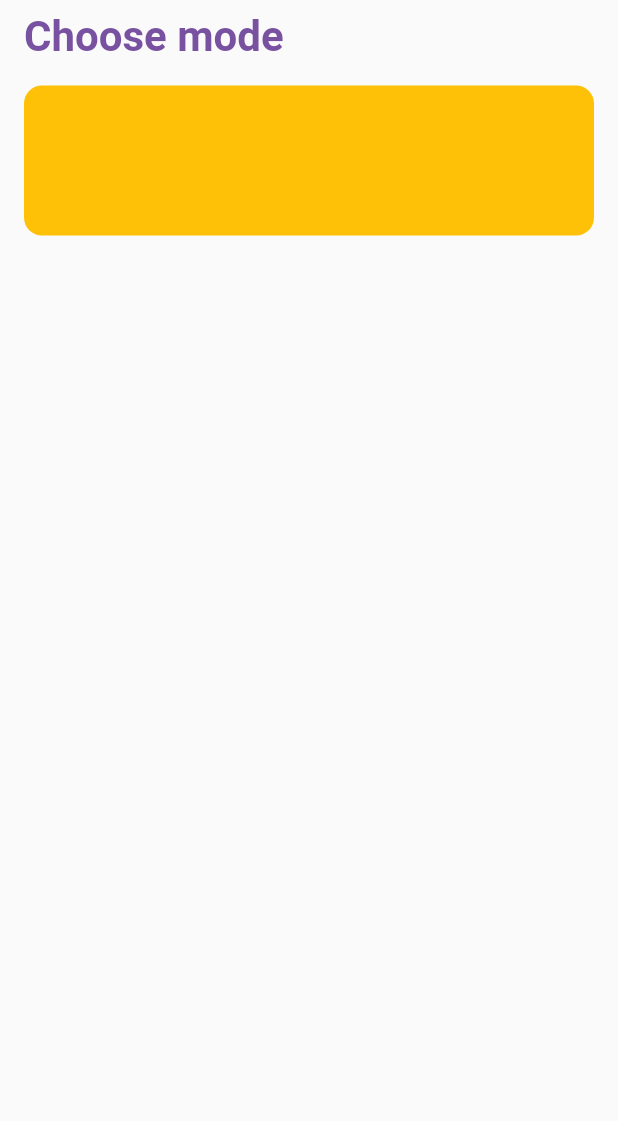
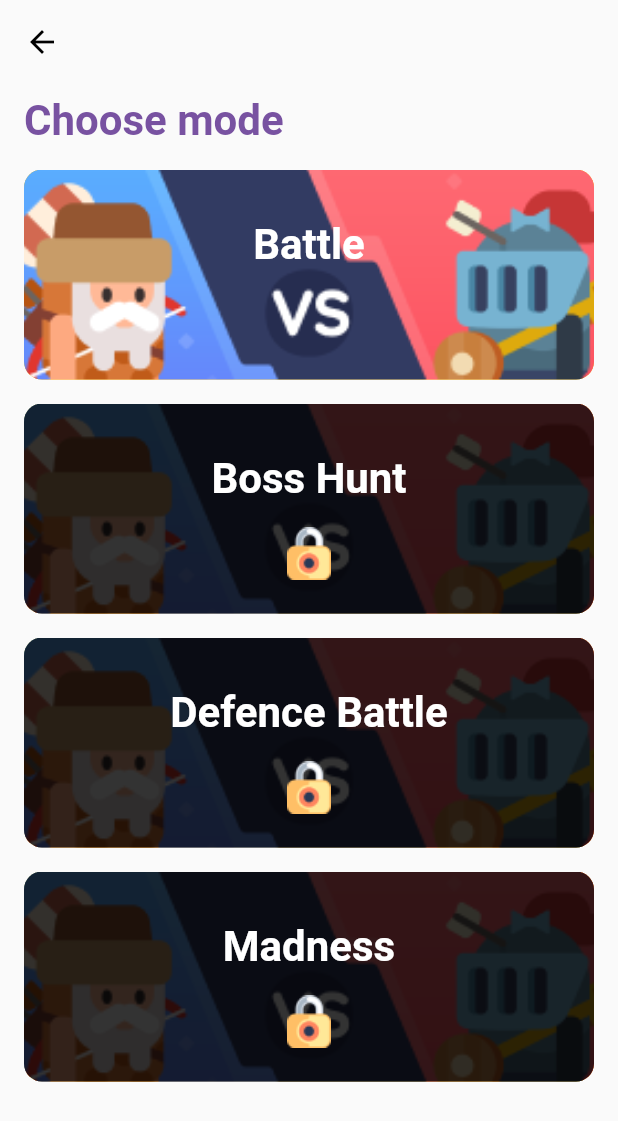
Before and after one commit to Tomujin-Digital/tiny-flutter, a Flutter app: the TinyView screen opened by its route, after a tap on "Battle", on a phone screen of 412 x 824 dp. Shown: the top 1121 px of the screen. Run offline on Flutter 3.47's test engine with Material 2 defaults, Android fonts, the phone set to English and light mode, and no system bars; our stand-ins replace cached_network_image, carousel_slider, dio, figma_squircle, flutter_secure_storage, flutter_svg and 3 more; accounts and stored records are empty; project files that could hold a hidden picture were left out.

Commit message:
battle detail added

```diff
--- a/lib/app/modules/0_initial/controllers/auth_controller.dart
+++ b/lib/app/modules/0_initial/controllers/auth_controller.dart
@@ -59,7 +59,10 @@ class AuthController extends GetxController {
           LocalStorageKey.refrshToken, response.data['refreshToken']);
       checkToken();
     } on DioError catch (e) {
-      print(e);
+      final message = e.response?.data['message'];
+
+      Get.snackbar('Error', message ?? 'Something went wrong',
+          backgroundColor: Colors.red, colorText: Colors.white);
     }
 
     checkToken();
--- a/lib/app/modules/tiny/views/battle_view.dart
+++ b/lib/app/modules/tiny/views/battle_view.dart
@@ -4,30 +4,55 @@ import 'package:flutter/material.dart';
 import 'package:get/get.dart';
 import 'package:pocket_tomyo/app/config/app_constants.dart';
 import 'package:pocket_tomyo/app/config/custom_colors.dart';
+import 'package:pocket_tomyo/app/modules/tiny/views/battle_detail_view.dart';
+import 'package:pocket_tomyo/widgets/battle_card_widget.dart';
 
 class BattleView extends GetView {
   const BattleView({Key? key}) : super(key: key);
   @override
   Widget build(BuildContext context) {
     return Scaffold(
+      extendBodyBehindAppBar: true,
+      appBar: AppBar(
+        elevation: 0,
+        iconTheme: const IconThemeData(color: Colors.black),
+        backgroundColor: Colors.transparent,
+        foregroundColor: Colors.transparent,
+      ),
       body: SafeArea(
           child: Padding(
         padding: AppConstants.padding168,
         child: ListView(
           children: [
-            Text(
+            const Text(
               'Choose mode',
               style: TextStyle(
                   color: secondary, fontWeight: FontWeight.bold, fontSize: 28),
             ),
             AppConstants.vTitleSpacing,
-            Container(
-              height: 100,
-              decoration: BoxDecoration(
-                color: Colors.amber,
-                borderRadius: AppConstants.borderRadius,
-              ),
+            BattleCardWidget(
+              isLocked: false,
+              imagePath: 'assets/images/tiny/battle_back.png',
+              title: 'Battle',
+              onPressed: () {
+                Get.to(() => BattleDetailView());
+              },
             ),
+            AppConstants.vTitleSpacing,
+            BattleCardWidget(
+                isLocked: true,
+                imagePath: 'assets/images/tiny/battle_back.png',
+                title: 'Boss Hunt'),
+            AppConstants.vTitleSpacing,
+            BattleCardWidget(
+                isLocked: true,
+                imagePath: 'assets/images/tiny/battle_back.png',
+                title: 'Defence Battle'),
+            AppConstants.vTitleSpacing,
+            BattleCardWidget(
+                isLocked: true,
+                imagePath: 'assets/images/tiny/battle_back.png',
+                title: 'Madness'),
           ],
         ),
       )),
--- a/lib/app/modules/tiny/views/tiny_view.dart
+++ b/lib/app/modules/tiny/views/tiny_view.dart
@@ -131,7 +131,7 @@ class TinyView extends GetView<TinyController> {
                           ),
                         ),
                         onPressed: () {
-                          Get.to(BattleView());
+                          Get.to(() => BattleView());
                         }),
                   ],
                 ),
@@ -203,7 +203,9 @@ class _WalletButton extends StatelessWidget {
         ),
         child: Row(
           children: [
-            SvgPicture.asset('assets/svgs/tiny/wallet.svg'),
+            SvgPicture.asset(
+              'assets/svgs/tiny/wallet.svg',
+            ),
             AppConstants.hElementSpacing,
             const Text(
               'Wallet',
--- /dev/null
+++ b/lib/widgets/battle_card_widget.dart
@@ -0,0 +1,70 @@
+import 'package:flutter/material.dart';
+import 'package:pocket_tomyo/widgets/buttons/touchable_scale.dart';
+
+import '../app/config/app_constants.dart';
+
+class BattleCardWidget extends StatelessWidget {
+  final bool isLocked;
+  final String title;
+  final String imagePath;
+  final void Function()? onPressed;
+
+  const BattleCardWidget({
+    super.key,
+    required this.isLocked,
+    required this.imagePath,
+    required this.title,
+    this.onPressed,
+  });
+
+  @override
+  Widget build(BuildContext context) {
+    return TouchableScale(
+      onPressed: onPressed,
+      child: Stack(
+        children: [
+          Container(
+            height: 140,
+            decoration: BoxDecoration(
+              image: DecorationImage(
+                  image: AssetImage(imagePath), fit: BoxFit.cover),
+              color: Colors.amber,
+              borderRadius: AppConstants.borderRadius,
+            ),
+          ),
+          isLocked
+              ? Container(
+                  height: 140,
+                  decoration: BoxDecoration(
+                    borderRadius: BorderRadius.circular(12.0),
+                    color: const Color.fromRGBO(0, 0, 0, 0.8),
+                  ),
+                )
+              : const SizedBox(),
+          Positioned.fill(
+            top: -40,
+            child: Align(
+              alignment: Alignment.center,
+              child: Text(
+                title,
+                style: const TextStyle(
+                    color: Colors.white,
+                    fontWeight: FontWeight.bold,
+                    fontSize: 28),
+              ),
+            ),
+          ),
+          isLocked
+              ? Positioned.fill(
+                  top: 60,
+                  child: Align(
+                    alignment: Alignment.center,
+                    child: Image.asset('assets/images/lock.png'),
+                  ),
+                )
+              : const SizedBox(),
+        ],
+      ),
+    );
+  }
+}
--- a/pubspec.yaml
+++ b/pubspec.yaml
@@ -35,4 +35,5 @@ flutter:
     - assets/svgs/nav/
     - assets/svgs/profile/
     - assets/images/tiny/
+    - assets/svgs/tiny/
   uses-material-design: true
```
Also changed, not shown: lib/app/modules/tiny/views/battle_detail_view.dart (added, +289 -0 lines), lib/app/modules/tiny/widgets/custom_sliver_app_bar.dart (added, +31 -0 lines), lib/widgets/custom_sliver_widget.dart (added, +13 -0 lines), assets/images/lock.png (added), assets/images/tiny/Group 21151.png (added), assets/images/tiny/battle_back.png (added), assets/images/tiny/battle_detail.png (added), assets/images/tiny/elf_coin.png (added), assets/images/tiny/friends.png (added), assets/images/tiny/skill.png (added), lib/app/modules/tiny/widgets/widgets.dart (added).
